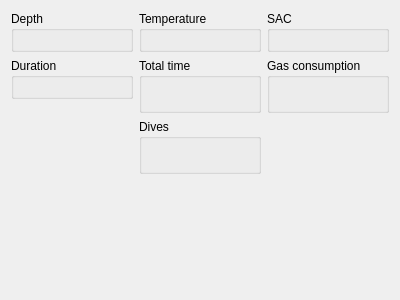
Before: the Qt Designer form desktop-widgets/tab-widgets/TabDiveStatistics.ui in subsurface/subsurface, drawn with Qt 5.
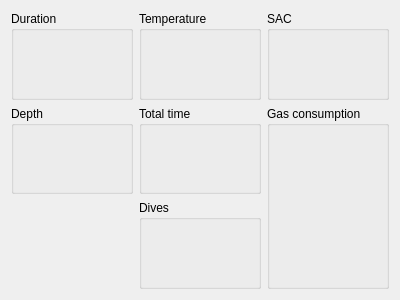
After: the same form once the commit is applied. Custom widgets are drawn as their Qt base class.

Commit message:
Rework statistics tab to use a grid layout
This makes everything line up better

```diff
--- a/desktop-widgets/tab-widgets/TabDiveStatistics.ui
+++ b/desktop-widgets/tab-widgets/TabDiveStatistics.ui
@@ -13,8 +13,8 @@
   <property name="windowTitle">
    <string>Statistics</string>
   </property>
-  <layout class="QVBoxLayout" name="verticalLayout">
-   <item>
+  <layout class="QGridLayout" name="gridLayout">
+   <item row="0" column="0">
     <widget class="QScrollArea" name="scrollArea_4">
      <property name="frameShape">
       <enum>QFrame::NoFrame</enum>
@@ -48,8 +48,11 @@
         <number>0</number>
        </property>
        <item>
-        <layout class="QVBoxLayout" name="verticalLayout_5">
-         <item>
+        <layout class="QGridLayout" name="gridLayout_2">
+         <property name="horizontalSpacing">
+          <number>6</number>
+         </property>
+         <item row="1" column="0">
           <widget class="QGroupBox" name="groupBoxb">
            <property name="title">
             <string>Depth</string>
@@ -61,36 +64,19 @@
            </layout>
           </widget>
          </item>
-         <item>
-          <widget class="QGroupBox" name="groupBox_14">
+         <item row="0" column="2">
+          <widget class="QGroupBox" name="groupBox_4b">
            <property name="title">
-            <string>Duration</string>
+            <string>SAC</string>
            </property>
-           <layout class="QHBoxLayout" name="statsDurationLayout">
+           <layout class="QHBoxLayout" name="statsSacLayout">
             <item>
              <widget class="MinMaxAvgWidget" name="timeLimits" native="true"/>
             </item>
            </layout>
           </widget>
          </item>
-         <item>
-          <spacer name="verticalSpacer_2">
-           <property name="orientation">
-            <enum>Qt::Vertical</enum>
-           </property>
-           <property name="sizeHint" stdset="0">
-            <size>
-             <width>20</width>
-             <height>40</height>
-            </size>
-           </property>
-          </spacer>
-         </item>
-        </layout>
-       </item>
-       <item>
-        <layout class="QVBoxLayout" name="verticalLayout_6">
-         <item>
+         <item row="0" column="1">
           <widget class="QGroupBox" name="groupBox_8b">
            <property name="title">
             <string>Temperature</string>
@@ -102,7 +88,7 @@
            </layout>
           </widget>
          </item>
-         <item>
+         <item row="1" column="1">
           <widget class="QGroupBox" name="groupBox_11b">
            <property name="title">
             <string>Total time</string>
@@ -121,7 +107,19 @@
            </layout>
           </widget>
          </item>
-         <item>
+         <item row="0" column="0">
+          <widget class="QGroupBox" name="groupBox_14">
+           <property name="title">
+            <string>Duration</string>
+           </property>
+           <layout class="QHBoxLayout" name="statsDurationLayout">
+            <item>
+             <widget class="MinMaxAvgWidget" name="timeLimits" native="true"/>
+            </item>
+           </layout>
+          </widget>
+         </item>
+         <item row="2" column="1">
           <widget class="QGroupBox" name="groupBox_7b">
            <property name="title">
             <string>Dives</string>
@@ -140,36 +138,7 @@
            </layout>
           </widget>
          </item>
-         <item>
-          <spacer name="verticalSpacer_3">
-           <property name="orientation">
-            <enum>Qt::Vertical</enum>
-           </property>
-           <property name="sizeHint" stdset="0">
-            <size>
-             <width>20</width>
-             <height>40</height>
-            </size>
-           </property>
-          </spacer>
-         </item>
-        </layout>
-       </item>
-       <item>
-        <layout class="QVBoxLayout" name="verticalLayout_7">
-         <item>
-          <widget class="QGroupBox" name="groupBox_4b">
-           <property name="title">
-            <string>SAC</string>
-           </property>
-           <layout class="QHBoxLayout" name="statsSacLayout">
-            <item>
-             <widget class="MinMaxAvgWidget" name="sacLimits" native="true"/>
-            </item>
-           </layout>
-          </widget>
-         </item>
-         <item>
+         <item row="1" column="2" rowspan="2">
           <widget class="QGroupBox" name="groupBox_13">
            <property name="title">
             <string>Gas consumption</string>
@@ -188,19 +157,6 @@
            </layout>
           </widget>
          </item>
-         <item>
-          <spacer name="verticalSpacer_4">
-           <property name="orientation">
-            <enum>Qt::Vertical</enum>
-           </property>
-           <property name="sizeHint" stdset="0">
-            <size>
-             <width>20</width>
-             <height>40</height>
-            </size>
-           </property>
-          </spacer>
-         </item>
         </layout>
        </item>
       </layout>
```
Left out of the diff: 2 changed lines with no effect on the pictures.
